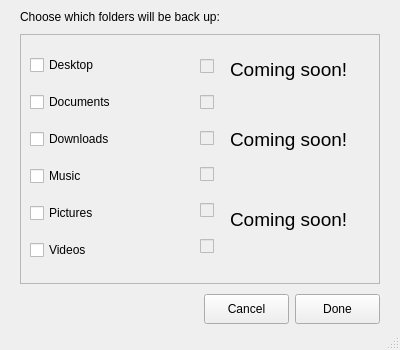
Qt form src/folders.ui (GeovaneJefferson/timemachine) before a commit.
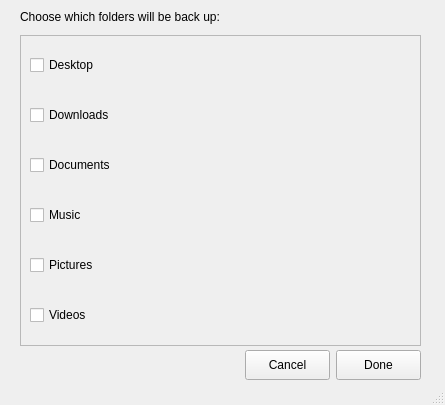
The same form after that commit.

Patch:
```diff
--- a/src/folders.ui
+++ b/src/folders.ui
@@ -6,8 +6,8 @@
    <rect>
     <x>0</x>
     <y>0</y>
-    <width>400</width>
-    <height>350</height>
+    <width>445</width>
+    <height>405</height>
    </rect>
   </property>
   <property name="windowTitle">
@@ -18,9 +18,9 @@
     <property name="geometry">
      <rect>
       <x>20</x>
-      <y>34</y>
-      <width>360</width>
-      <height>250</height>
+      <y>35</y>
+      <width>401</width>
+      <height>311</height>
      </rect>
     </property>
     <property name="frameShape">
@@ -29,88 +29,19 @@
     <property name="frameShadow">
      <enum>QFrame::Raised</enum>
     </property>
-    <widget class="QWidget" name="layoutWidget">
-     <property name="geometry">
-      <rect>
-       <x>180</x>
-       <y>10</y>
-       <width>166</width>
-       <height>231</height>
-      </rect>
-     </property>
-     <layout class="QVBoxLayout" name="verticalLayout_2">
-      <item>
-       <widget class="QCheckBox" name="one_checkbox">
-        <property name="enabled">
-         <bool>false</bool>
-        </property>
-        <property name="text">
-         <string/>
-        </property>
-       </widget>
-      </item>
-      <item>
-       <widget class="QCheckBox" name="two_checkbox">
-        <property name="enabled">
-         <bool>false</bool>
-        </property>
-        <property name="text">
-         <string/>
-        </property>
-       </widget>
-      </item>
-      <item>
-       <widget class="QCheckBox" name="three_checkbox">
-        <property name="enabled">
-         <bool>false</bool>
-        </property>
-        <property name="text">
-         <string/>
-        </property>
-       </widget>
-      </item>
-      <item>
-       <widget class="QCheckBox" name="four_checkbox">
-        <property name="enabled">
-         <bool>false</bool>
-        </property>
-        <property name="text">
-         <string/>
-        </property>
-       </widget>
-      </item>
-      <item>
-       <widget class="QCheckBox" name="five_checkbox">
-        <property name="enabled">
-         <bool>false</bool>
-        </property>
-        <property name="text">
-         <string/>
-        </property>
-       </widget>
-      </item>
-      <item>
-       <widget class="QCheckBox" name="six_checkbox">
-        <property name="enabled">
-         <bool>false</bool>
-        </property>
-        <property name="text">
-         <string/>
-        </property>
-       </widget>
-      </item>
-     </layout>
-    </widget>
     <widget class="QWidget" name="layoutWidget">
      <property name="geometry">
       <rect>
        <x>10</x>
        <y>10</y>
-       <width>166</width>
-       <height>231</height>
+       <width>101</width>
+       <height>291</height>
       </rect>
      </property>
      <layout class="QVBoxLayout" name="verticalLayout">
+      <property name="spacing">
+       <number>20</number>
+      </property>
       <item>
        <widget class="QCheckBox" name="desktop_checkbox">
         <property name="text">
@@ -118,13 +49,6 @@
         </property>
        </widget>
       </item>
-      <item>
-       <widget class="QCheckBox" name="documents_checkbox">
-        <property name="text">
-         <string>Documents</string>
-        </property>
-       </widget>
-      </item>
       <item>
        <widget class="QCheckBox" name="downloads_checkbox">
         <property name="text">
@@ -132,6 +56,13 @@
         </property>
        </widget>
       </item>
+      <item>
+       <widget class="QCheckBox" name="documents_checkbox">
+        <property name="text">
+         <string>Documents</string>
+        </property>
+       </widget>
+      </item>
       <item>
        <widget class="QCheckBox" name="music_checkbox">
         <property name="text">
@@ -155,60 +86,12 @@
       </item>
      </layout>
     </widget>
-    <widget class="QLabel" name="label">
-     <property name="enabled">
-      <bool>true</bool>
-     </property>
-     <property name="geometry">
-      <rect>
-       <x>210</x>
-       <y>20</y>
-       <width>131</width>
-       <height>31</height>
-      </rect>
-     </property>
-     <property name="text">
-      <string>&lt;html&gt;&lt;head/&gt;&lt;body&gt;&lt;p&gt;&lt;span style=&quot; font-size:14pt;&quot;&gt;Coming soon!&lt;/span&gt;&lt;/p&gt;&lt;/body&gt;&lt;/html&gt;</string>
-     </property>
-    </widget>
-    <widget class="QLabel" name="label_2">
-     <property name="enabled">
-      <bool>true</bool>
-     </property>
-     <property name="geometry">
-      <rect>
-       <x>210</x>
-       <y>170</y>
-       <width>131</width>
-       <height>31</height>
-      </rect>
-     </property>
-     <property name="text">
-      <string>&lt;html&gt;&lt;head/&gt;&lt;body&gt;&lt;p&gt;&lt;span style=&quot; font-size:14pt;&quot;&gt;Coming soon!&lt;/span&gt;&lt;/p&gt;&lt;/body&gt;&lt;/html&gt;</string>
-     </property>
-    </widget>
-    <widget class="QLabel" name="label_3">
-     <property name="enabled">
-      <bool>true</bool>
-     </property>
-     <property name="geometry">
-      <rect>
-       <x>210</x>
-       <y>90</y>
-       <width>131</width>
-       <height>31</height>
-      </rect>
-     </property>
-     <property name="text">
-      <string>&lt;html&gt;&lt;head/&gt;&lt;body&gt;&lt;p&gt;&lt;span style=&quot; font-size:14pt;&quot;&gt;Coming soon!&lt;/span&gt;&lt;/p&gt;&lt;/body&gt;&lt;/html&gt;</string>
-     </property>
-    </widget>
    </widget>
    <widget class="QPushButton" name="button_folders_cancel">
     <property name="geometry">
      <rect>
-      <x>204</x>
-      <y>294</y>
+      <x>245</x>
+      <y>350</y>
       <width>85</width>
       <height>30</height>
      </rect>
@@ -220,8 +103,8 @@
    <widget class="QPushButton" name="button_folders_done">
     <property name="geometry">
      <rect>
-      <x>295</x>
-      <y>294</y>
+      <x>336</x>
+      <y>350</y>
       <width>85</width>
       <height>30</height>
      </rect>
```
Left out of the diff: 2 changed lines with no effect on the pictures.
